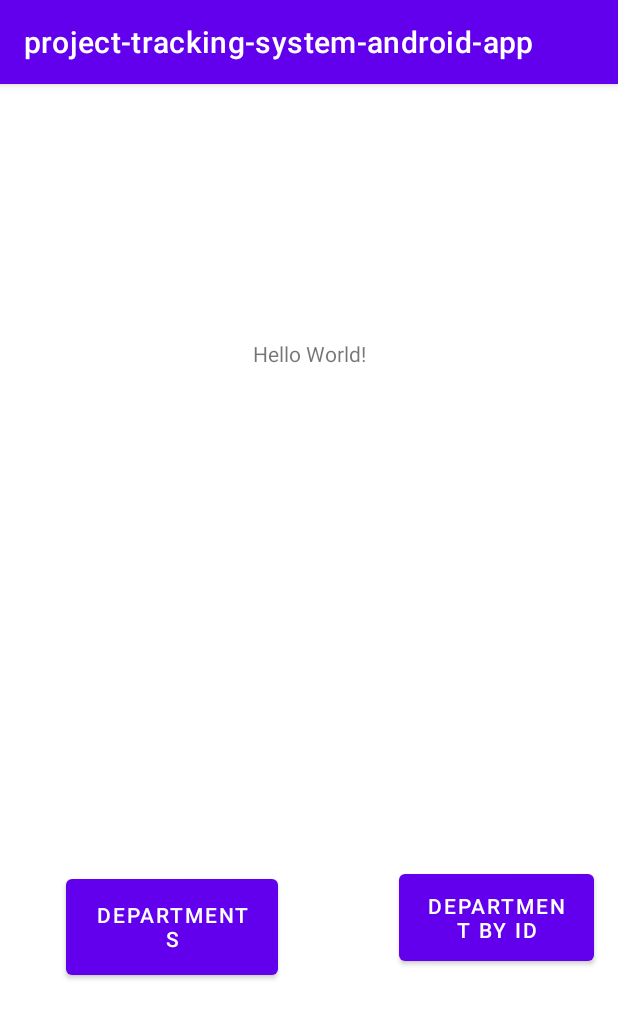
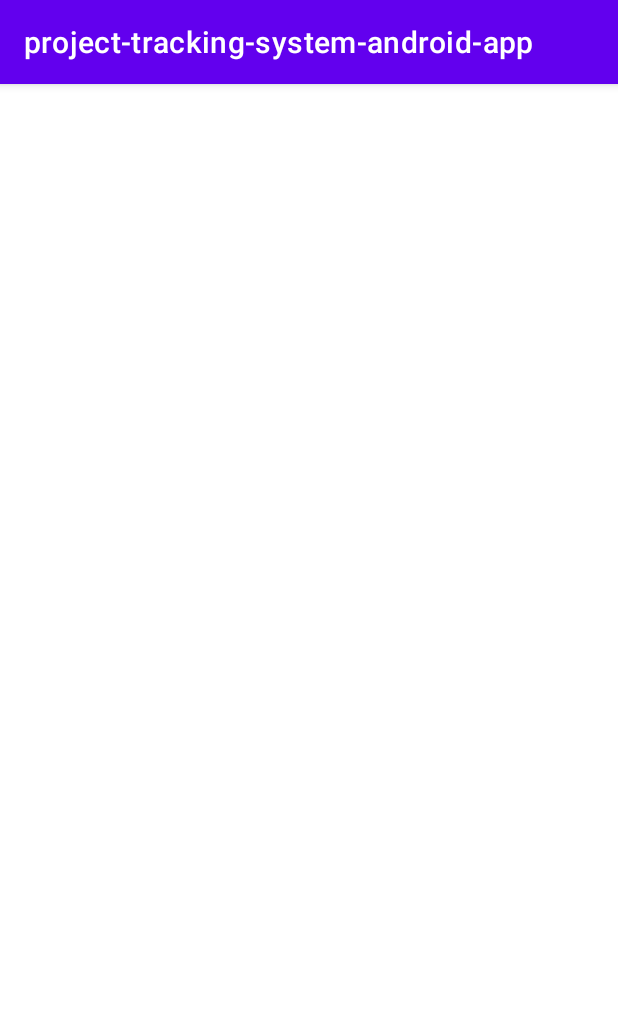
Before and after one commit to SelimHorri/project-tracking-system-mobile-frontend-app, an Android app: the screen it shows after launch (MainActivity), on a phone screen of 412 x 824 dp. Shown: the top 1019 px of the screen. Run offline under Robolectric (Android 15) with nearby library versions, the phone set to English and light mode, and no system bars.

Commit message:
clean, begin interfaces

```diff
--- a/app/src/main/java/com/selimhorri/pack/MainActivity.java
+++ b/app/src/main/java/com/selimhorri/pack/MainActivity.java
@@ -17,10 +17,6 @@ public class MainActivity extends AppCompatActivity {
 
     private DepartmentService departmentService;
 
-    private TextView textView;
-    private Button btnDepartments;
-    private Button btnDepartmentById;
-
     public MainActivity() {
         departmentService = new DepartmentServiceStaticImpl(MainActivity.this);
     }
@@ -30,16 +26,7 @@ public class MainActivity extends AppCompatActivity {
         super.onCreate(savedInstanceState);
         setContentView(R.layout.activity_main);
 
-        this.textView = super.findViewById(R.id.textView);
-        this.btnDepartments = findViewById(R.id.btnGetDepartmentsId);
-        this.btnDepartmentById = findViewById(R.id.btnGetDepartmentById);
 
-        // this.departmentService.save(new Department(2, "HELOOOO", new Location()));
-        // this.departmentService.update(new Department(25, "HELOOOO", new Location()));
-        this.departmentService.deleteById(1);
-
-        this.btnDepartments.setOnClickListener(v -> this.textView.setText(this.departmentService.findAll().getCollection().toString()));
-        this.btnDepartmentById.setOnClickListener(v -> this.textView.setText(this.departmentService.findById(1).toString()));
 
     }
 
--- a/app/src/main/res/layout/activity_main.xml
+++ b/app/src/main/res/layout/activity_main.xml
@@ -4,42 +4,4 @@
     xmlns:tools="http://schemas.android.com/tools"
     android:layout_width="match_parent"
     android:layout_height="match_parent"
-    tools:context=".MainActivity">
-
-    <TextView
-        android:id="@+id/textView"
-        android:layout_width="164dp"
-        android:layout_height="293dp"
-        android:gravity="center"
-        android:text="Hello World!"
-        app:layout_constraintBottom_toTopOf="@+id/btnGetDepartmentsId"
-        app:layout_constraintEnd_toEndOf="parent"
-        app:layout_constraintStart_toStartOf="parent"
-        app:layout_constraintTop_toTopOf="parent"
-        app:layout_constraintVertical_bias="0.144" />
-
-    <Button
-        android:id="@+id/btnGetDepartmentsId"
-        android:layout_width="141dp"
-        android:layout_height="76dp"
-        android:layout_marginStart="44dp"
-        android:layout_marginBottom="168dp"
-        android:text="Departments"
-        app:layout_constraintBottom_toBottomOf="parent"
-        app:layout_constraintStart_toStartOf="parent" />
-
-    <Button
-        android:id="@+id/btnGetDepartmentById"
-        android:layout_width="130dp"
-        android:layout_height="70dp"
-        android:layout_marginStart="36dp"
-        android:layout_marginTop="168dp"
-        android:text="Department by id"
-        app:layout_constraintBottom_toBottomOf="parent"
-        app:layout_constraintEnd_toEndOf="parent"
-        app:layout_constraintHorizontal_bias="0.733"
-        app:layout_constraintStart_toEndOf="@+id/btnGetDepartmentsId"
-        app:layout_constraintTop_toBottomOf="@+id/textView"
-        app:layout_constraintVertical_bias="0.129" />
-
-</androidx.constraintlayout.widget.ConstraintLayout>
+    tools:context=".MainActivity"/>
```
